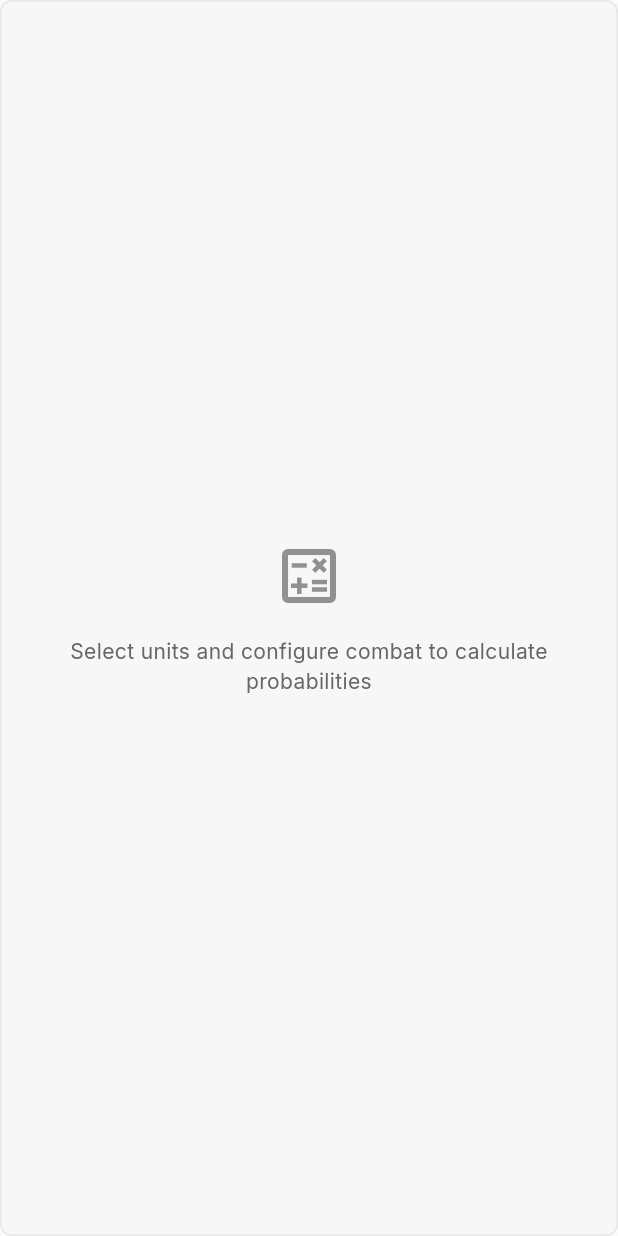
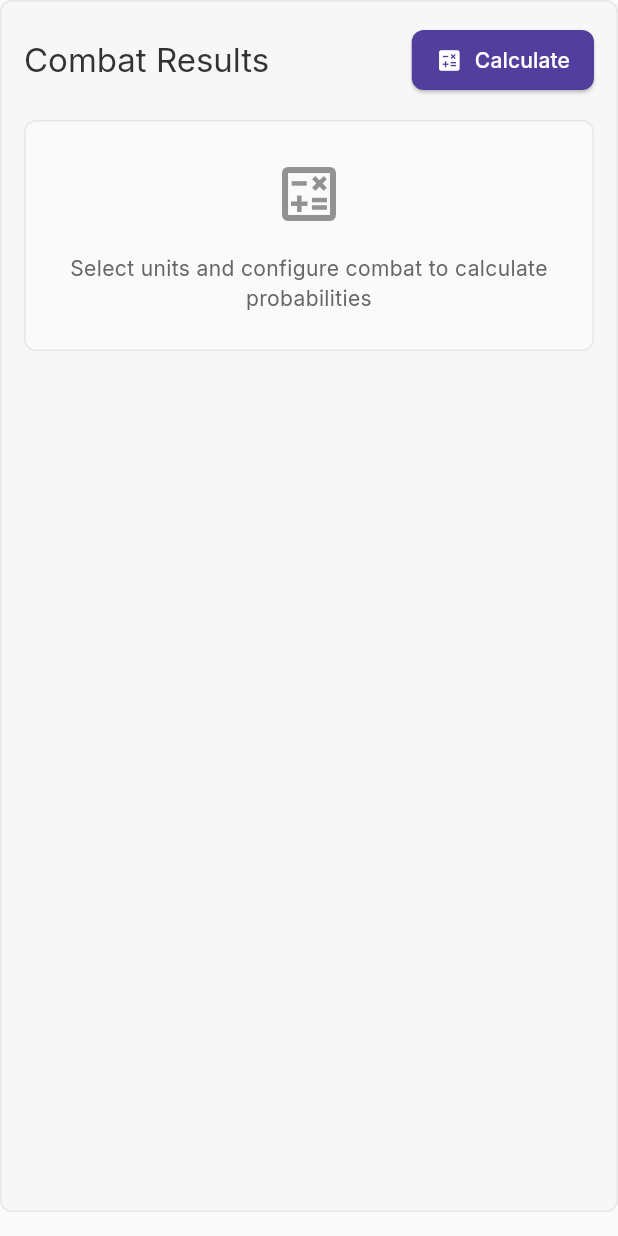
Before and after one commit to WoodRust/ConquestCalculator, a Flutter app: the CombatResultsPanel widget shown alone on an empty page, opened directly, on a phone screen of 412 x 824 dp. Run offline on Flutter 3.47's test engine with Material 3 defaults, Android fonts, the phone set to English and light mode, and no system bars; our stand-ins replace fl_chart, flutter_riverpod, google_fonts.

Commit message:
add clculate combat button to trigger recalculations.

```diff
--- a/lib/presentation/widgets/combat_results_panel.dart
+++ b/lib/presentation/widgets/combat_results_panel.dart
@@ -13,35 +13,8 @@ class CombatResultsPanel extends ConsumerWidget {
   Widget build(BuildContext context, WidgetRef ref) {
     final combatState = ref.watch(combatProvider);
     final combatNotifier = ref.read(combatProvider.notifier);
-
-    // If we don't have a simulation yet, show a placeholder
-    if (combatState.simulation == null ||
-        combatState.simulation!.totalDamageDistribution == null) {
-      return Container(
-        decoration: BoxDecoration(
-          color: AppTheme.claudeCardSurface,
-          borderRadius: BorderRadius.circular(8),
-          border: Border.all(color: AppTheme.claudeBorder),
-        ),
-        padding: const EdgeInsets.all(24),
-        alignment: Alignment.center,
-        child: Column(
-          mainAxisSize: MainAxisSize.min,
-          children: [
-            Icon(Icons.calculate_outlined,
-                size: 48,
-                color: AppTheme.claudeSubtleText
-                    .withAlpha(179)), // Using withAlpha instead of withOpacity
-            const SizedBox(height: 16),
-            const Text(
-              'Select units and configure combat to calculate probabilities',
-              textAlign: TextAlign.center,
-              style: TextStyle(color: AppTheme.claudeSubtleText),
-            ),
-          ],
-        ),
-      );
-    }
+    final hasSimulation = combatState.simulation != null &&
+        combatState.simulation!.totalDamageDistribution != null;
 
     return Card(
       elevation: 0,
@@ -56,10 +29,75 @@ class CombatResultsPanel extends ConsumerWidget {
         child: Column(
           crossAxisAlignment: CrossAxisAlignment.start,
           children: [
+            // Always show the heading and Calculate button
+            Row(
+              mainAxisAlignment: MainAxisAlignment.spaceBetween,
+              children: [
                 Text('Combat Results',
                     style: Theme.of(context).textTheme.titleLarge),
+                ElevatedButton.icon(
+                  icon: const Icon(Icons.calculate),
+                  label: const Text('Calculate'),
+                  style: ElevatedButton.styleFrom(
+                    backgroundColor: AppTheme.claudePrimary,
+                    foregroundColor: Colors.white,
+                    padding:
+                        const EdgeInsets.symmetric(horizontal: 16, vertical: 8),
+                  ),
+                  onPressed: () {
+                    // Only calculate if both units are selected
+                    if (combatState.attacker != null &&
+                        combatState.defender != null) {
+                      combatNotifier.calculateCombat();
+                    } else {
+                      // Show a snackbar if units aren't selected
+                      ScaffoldMessenger.of(context).clearSnackBars();
+                      ScaffoldMessenger.of(context).showSnackBar(
+                        const SnackBar(
+                          content: Text(
+                              'Please select both attacker and defender units'),
+                          backgroundColor: Colors.orange,
+                        ),
+                      );
+                    }
+                  },
+                ),
+              ],
+            ),
+
             const SizedBox(height: 16),
 
+            // Show either the placeholder message or results based on simulation status
+            if (!hasSimulation)
+              // Placeholder message when no simulation exists
+              Container(
+                decoration: BoxDecoration(
+                  color: AppTheme.claudeSurface,
+                  borderRadius: BorderRadius.circular(8),
+                  border: Border.all(color: AppTheme.claudeBorder),
+                ),
+                padding: const EdgeInsets.all(24),
+                alignment: Alignment.center,
+                child: Column(
+                  mainAxisSize: MainAxisSize.min,
+                  children: [
+                    Icon(Icons.calculate_outlined,
+                        size: 48,
+                        color: AppTheme.claudeSubtleText.withAlpha(179)),
+                    const SizedBox(height: 16),
+                    const Text(
+                      'Select units and configure combat to calculate probabilities',
+                      textAlign: TextAlign.center,
+                      style: TextStyle(color: AppTheme.claudeSubtleText),
+                    ),
+                  ],
+                ),
+              )
+            else
+              // Full results when simulation exists
+              Column(
+                crossAxisAlignment: CrossAxisAlignment.start,
+                children: [
                   // Total damage distribution chart
                   Container(
                     decoration: BoxDecoration(
@@ -69,12 +107,18 @@ class CombatResultsPanel extends ConsumerWidget {
                     ),
                     padding: const EdgeInsets.all(12),
                     margin: const EdgeInsets.only(bottom: 16),
+                    child: ClipRect(
                       child: chart.ProbabilityDistributionChart(
-                distribution: combatState.simulation!.totalDamageDistribution!,
+                        distribution:
+                            combatState.simulation!.totalDamageDistribution!,
                         title: 'Wound Distribution',
                         width: MediaQuery.of(context).size.width - 72,
                         height: 250,
                         showCumulative: combatState.showCumulativeDistribution,
+                        // Don't limit the x-axis to defender's wounds - show full distribution
+                        maxXValue: combatState.simulation!
+                                .totalDamageDistribution!.probabilities.length -
+                            1,
                         thresholds: [
                           // Stand loss threshold
                           chart.Threshold(
@@ -99,66 +143,11 @@ class CombatResultsPanel extends ConsumerWidget {
                             color: AppTheme.claudePrimary,
                           ),
                         ],
-                primaryColor: AppTheme.claudePrimary
-                    .withAlpha(179), // Using withAlpha instead of withOpacity
-                secondaryColor: AppTheme.claudePrimary
-                    .withAlpha(102), // Using withAlpha instead of withOpacity
-              ),
-            ),
-
-            const SizedBox(height: 16),
-
-            // Hit & wound distribution charts in a row
-            Row(
-              crossAxisAlignment: CrossAxisAlignment.start,
-              children: [
-                // Hit distribution chart
-                Expanded(
-                  child: Container(
-                    decoration: BoxDecoration(
-                      color: AppTheme.claudeSurface,
-                      borderRadius: BorderRadius.circular(8),
-                      border: Border.all(color: AppTheme.claudeBorder),
-                    ),
-                    padding: const EdgeInsets.all(12),
-                    child: chart.ProbabilityDistributionChart(
-                      distribution: combatState.simulation!.hitDistribution!,
-                      title: 'Hit Distribution',
-                      height: 180,
-                      showCumulative: combatState.showCumulativeDistribution,
-                      primaryColor: AppTheme.claudeAttackerAccent.withAlpha(
-                          179), // Using withAlpha instead of withOpacity
-                      secondaryColor: AppTheme.claudeAttackerAccent.withAlpha(
-                          102), // Using withAlpha instead of withOpacity
+                        primaryColor: AppTheme.claudePrimary.withAlpha(179),
+                        secondaryColor: AppTheme.claudePrimary.withAlpha(102),
                       ),
                     ),
                   ),
-                const SizedBox(width: 16),
-                // Wound distribution from defense rolls
-                Expanded(
-                  child: Container(
-                    decoration: BoxDecoration(
-                      color: AppTheme.claudeSurface,
-                      borderRadius: BorderRadius.circular(8),
-                      border: Border.all(color: AppTheme.claudeBorder),
-                    ),
-                    padding: const EdgeInsets.all(12),
-                    child: chart.ProbabilityDistributionChart(
-                      distribution: combatState.simulation!.woundDistribution!,
-                      title: 'After Defense',
-                      height: 180,
-                      showCumulative: combatState.showCumulativeDistribution,
-                      primaryColor: AppTheme.claudeDefenderAccent.withAlpha(
-                          179), // Using withAlpha instead of withOpacity
-                      secondaryColor: AppTheme.claudeDefenderAccent.withAlpha(
-                          102), // Using withAlpha instead of withOpacity
-                    ),
-                  ),
-                ),
-              ],
-            ),
-
-            const SizedBox(height: 24),
 
                   // Results summary
                   Container(
@@ -180,8 +169,9 @@ class CombatResultsPanel extends ConsumerWidget {
                         const SizedBox(height: 8),
                         SummaryRow(
                           label: 'Expected Wounds:',
-                    value:
-                        combatState.simulation!.getExpectedWounds().toString(),
+                          value: combatState.simulation!
+                              .getExpectedWounds()
+                              .toString(),
                         ),
                         SummaryRow(
                           label: 'Expected Stands Lost:',
@@ -216,19 +206,24 @@ class CombatResultsPanel extends ConsumerWidget {
                           const SizedBox(height: 4),
                           SummaryRow(
                             label: 'Attacker Effective Stands:',
-                      value: combatState.effectiveAttackerStands.toString(),
+                            value:
+                                combatState.effectiveAttackerStands.toString(),
                           ),
                           SummaryRow(
                             label: 'Defender Effective Stands:',
-                      value: combatState.effectiveDefenderStands.toString(),
+                            value:
+                                combatState.effectiveDefenderStands.toString(),
                           ),
                           SummaryRow(
                             label: 'Defender Stands to Break:',
-                      value: combatState.simulation!.standsToBreak.toString(),
+                            value: combatState.simulation!.standsToBreak
+                                .toString(),
                           ),
                         ],
                       ],
                     ),
+                  ),
+                ],
               ),
           ],
         ),
```
Also changed, not shown: lib/presentation/providers/combat_provider.dart (+30 -67 lines), lib/presentation/widgets/probability_distribution_chart.dart (+36 -15 lines). Lines whose indentation alone changed are shown as unchanged.
